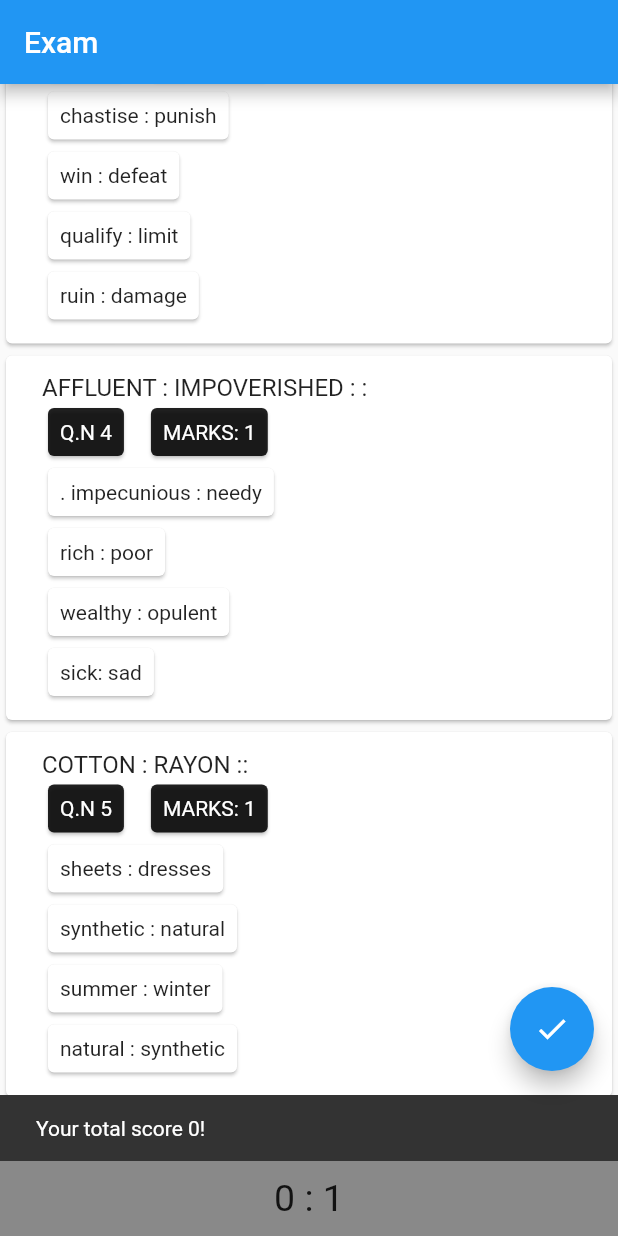
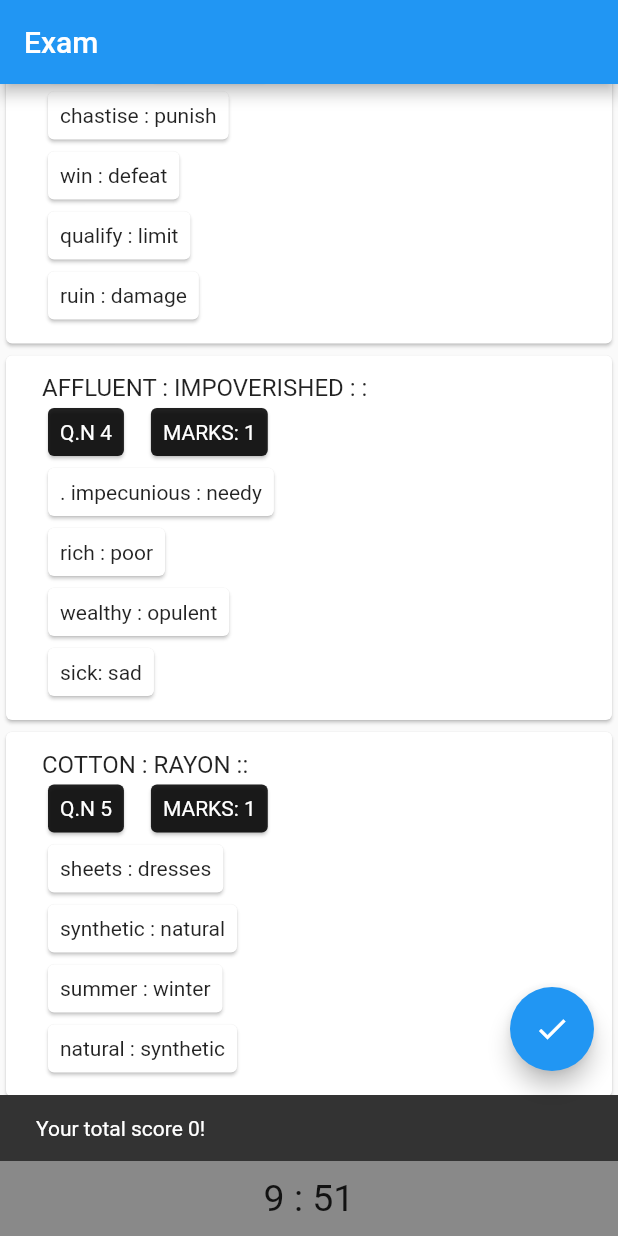
Before and after one commit to xaakib/ChatApp, a Flutter app: the screen it shows after launch, scrolled down 576 dp, after a tap on the "check" icon, on a phone screen of 412 x 824 dp. Run offline on Flutter 3.47's test engine with Material 2 defaults, Android fonts, the phone set to English and light mode, and no system bars.

Commit message:
timer disposed done

```diff
--- a/lib/main.dart
+++ b/lib/main.dart
@@ -18,7 +18,7 @@ class MyApp extends StatelessWidget {
       theme: ThemeData(
         primarySwatch: Colors.blue,
       ),
-      home: const GoogleSigninSc(),
+      home: const ExamScreen(),
     );
   }
 }
--- a/lib/screens/exam_timer_screen.dart
+++ b/lib/screens/exam_timer_screen.dart
@@ -4,27 +4,35 @@ import 'package:flutter/material.dart';
 import 'package:flutter/src/widgets/container.dart';
 import 'package:flutter/src/widgets/framework.dart';
 
-class GoogleSigninSc extends StatefulWidget {
-  const GoogleSigninSc({super.key});
+class ExamScreen extends StatefulWidget {
+  const ExamScreen({super.key});
 
   @override
-  State<GoogleSigninSc> createState() => _GoogleSigninScState();
+  State<ExamScreen> createState() => _ExamScreenState();
 }
 
-class _GoogleSigninScState extends State<GoogleSigninSc> {
+class _ExamScreenState extends State<ExamScreen> {
   Timer? countdownTimer;
-  Duration myDuration = Duration(seconds: 10);
+  Duration myDuration = const Duration(minutes: 10);
 
   @override
   void initState() {
     // TODO: implement initState
     super.initState();
+
     startTimer();
+  }
+
+  @override
+  void dispose() {
+    // TODO: implement dispose
+    countdownTimer!.isActive ? countdownTimer!.cancel() : print("No has timer");
+    super.dispose();
   }
 
   void startTimer() {
     countdownTimer =
-        Timer.periodic(Duration(seconds: 1), (_) => setCountDown());
+        Timer.periodic(const Duration(seconds: 1), (_) => setCountDown());
   }
 
   // Step 4
@@ -35,7 +43,7 @@ class _GoogleSigninScState extends State<GoogleSigninSc> {
   // Step 5
   void resetTimer() {
     stopTimer();
-    setState(() => myDuration = Duration(seconds: 10));
+    setState(() => myDuration = const Duration(minutes: 10));
   }
 
   // Step 6
@@ -56,7 +64,7 @@ class _GoogleSigninScState extends State<GoogleSigninSc> {
   Widget build(BuildContext context) {
     return Scaffold(
       appBar: AppBar(
-        title: Text("Exam"),
+        title: const Text("Exam"),
       ),
       body: Container(
           child: ListView.builder(
@@ -81,15 +89,16 @@ class _GoogleSigninScState extends State<GoogleSigninSc> {
                                     padding: const EdgeInsets.all(8.0),
                                     child: Text(
                                       "Q.N ${index + 1}",
-                                      style: TextStyle(color: Colors.white),
+                                      style:
+                                          const TextStyle(color: Colors.white),
                                     ),
                                   ),
                                 ),
-                                SizedBox(width: 10),
-                                Card(
+                                const SizedBox(width: 10),
+                                const Card(
                                   color: Colors.black87,
                                   child: Padding(
-                                    padding: const EdgeInsets.all(8.0),
+                                    padding: EdgeInsets.all(8.0),
                                     child: Text(
                                       "MARKS: 1",
                                       style: TextStyle(color: Colors.white),
@@ -167,7 +176,7 @@ class _GoogleSigninScState extends State<GoogleSigninSc> {
           onPressed: () {
             submit();
           },
-          child: Icon(Icons.check)),
+          child: const Icon(Icons.check)),
       bottomNavigationBar: Container(
         color: Colors.black45,
         height: 50,
@@ -176,7 +185,7 @@ class _GoogleSigninScState extends State<GoogleSigninSc> {
           child: Center(
               child: Text(
             "${myDuration.inMinutes.remainder(60)} : ${myDuration.inSeconds.remainder(60)}",
-            style: TextStyle(fontSize: 25),
+            style: const TextStyle(fontSize: 25),
           )),
         ),
       ),
```
